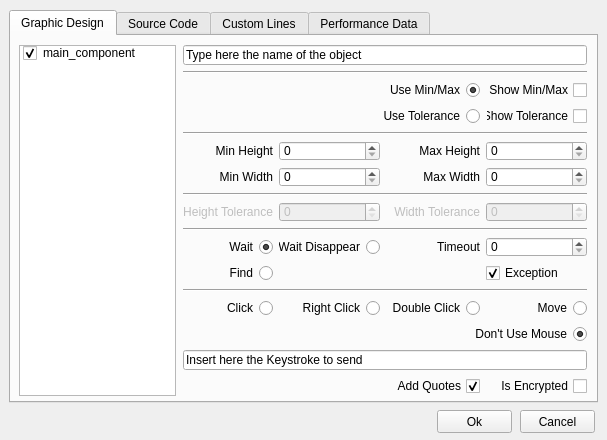
First picture: the form in alyvix/extra/robotide/qt_ui/alyvix_rect_finder_properties_view.ui, repository alyvix/alyvix, before the edit.
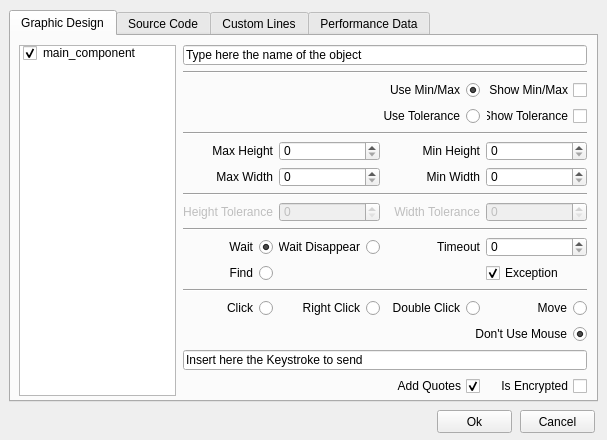
Second picture: the form after the edit.

The edit to the form file:
```diff
--- a/alyvix/extra/robotide/qt_ui/alyvix_rect_finder_properties_view.ui
+++ b/alyvix/extra/robotide/qt_ui/alyvix_rect_finder_properties_view.ui
@@ -19,7 +19,7 @@
      <x>9</x>
      <y>10</y>
      <width>589</width>
-     <height>393</height>
+     <height>392</height>
     </rect>
    </property>
    <property name="currentIndex">
@@ -48,13 +48,6 @@
        </rect>
       </property>
       <layout class="QGridLayout" name="gridLayout">
-       <item row="5" column="1">
-        <widget class="QSpinBox" name="min_height_spinbox">
-         <property name="maximum">
-          <number>9999</number>
-         </property>
-        </widget>
-       </item>
        <item row="8" column="2">
         <widget class="QLabel" name="width_tolerance_label">
          <property name="enabled">
@@ -112,33 +105,6 @@
          </property>
         </widget>
        </item>
-       <item row="5" column="2">
-        <widget class="QLabel" name="max_height_label">
-         <property name="text">
-          <string>Max Height</string>
-         </property>
-         <property name="alignment">
-          <set>Qt::AlignRight|Qt::AlignTrailing|Qt::AlignVCenter</set>
-         </property>
-        </widget>
-       </item>
-       <item row="5" column="0">
-        <widget class="QLabel" name="min_height_label">
-         <property name="text">
-          <string>Min Height</string>
-         </property>
-         <property name="alignment">
-          <set>Qt::AlignRight|Qt::AlignTrailing|Qt::AlignVCenter</set>
-         </property>
-        </widget>
-       </item>
-       <item row="5" column="3">
-        <widget class="QSpinBox" name="max_height_spinbox">
-         <property name="maximum">
-          <number>9999</number>
-         </property>
-        </widget>
-       </item>
        <item row="3" column="0" colspan="3">
         <widget class="QRadioButton" name="use_tolerance">
          <property name="layoutDirection">
@@ -152,13 +118,6 @@
          </attribute>
         </widget>
        </item>
-       <item row="6" column="1">
-        <widget class="QSpinBox" name="min_width_spinbox">
-         <property name="maximum">
-          <number>9999</number>
-         </property>
-        </widget>
-       </item>
        <item row="8" column="1">
         <widget class="QSpinBox" name="height_tolerance_spinbox">
          <property name="enabled">
@@ -169,23 +128,6 @@
          </property>
         </widget>
        </item>
-       <item row="6" column="3">
-        <widget class="QSpinBox" name="max_width_spinbox">
-         <property name="maximum">
-          <number>9999</number>
-         </property>
-        </widget>
-       </item>
-       <item row="6" column="2">
-        <widget class="QLabel" name="max_width_label">
-         <property name="text">
-          <string>Max Width</string>
-         </property>
-         <property name="alignment">
-          <set>Qt::AlignRight|Qt::AlignTrailing|Qt::AlignVCenter</set>
-         </property>
-        </widget>
-       </item>
        <item row="2" column="0" colspan="3">
         <widget class="QRadioButton" name="use_min_max">
          <property name="layoutDirection">
@@ -202,16 +144,6 @@
          </attribute>
         </widget>
        </item>
-       <item row="6" column="0">
-        <widget class="QLabel" name="min_width_label">
-         <property name="text">
-          <string>Min Width</string>
-         </property>
-         <property name="alignment">
-          <set>Qt::AlignRight|Qt::AlignTrailing|Qt::AlignVCenter</set>
-         </property>
-        </widget>
-       </item>
        <item row="8" column="3">
         <widget class="QSpinBox" name="width_tolerance_spinbox">
          <property name="enabled">
@@ -432,6 +364,74 @@
          </attribute>
         </widget>
        </item>
+       <item row="5" column="0">
+        <widget class="QLabel" name="max_height_label">
+         <property name="text">
+          <string>Max Height</string>
+         </property>
+         <property name="alignment">
+          <set>Qt::AlignRight|Qt::AlignTrailing|Qt::AlignVCenter</set>
+         </property>
+        </widget>
+       </item>
+       <item row="6" column="0">
+        <widget class="QLabel" name="max_width_label">
+         <property name="text">
+          <string>Max Width</string>
+         </property>
+         <property name="alignment">
+          <set>Qt::AlignRight|Qt::AlignTrailing|Qt::AlignVCenter</set>
+         </property>
+        </widget>
+       </item>
+       <item row="5" column="1">
+        <widget class="QSpinBox" name="max_height_spinbox">
+         <property name="maximum">
+          <number>9999</number>
+         </property>
+        </widget>
+       </item>
+       <item row="6" column="1">
+        <widget class="QSpinBox" name="max_width_spinbox">
+         <property name="maximum">
+          <number>9999</number>
+         </property>
+        </widget>
+       </item>
+       <item row="5" column="2">
+        <widget class="QLabel" name="min_height_label">
+         <property name="text">
+          <string>Min Height</string>
+         </property>
+         <property name="alignment">
+          <set>Qt::AlignRight|Qt::AlignTrailing|Qt::AlignVCenter</set>
+         </property>
+        </widget>
+       </item>
+       <item row="6" column="2">
+        <widget class="QLabel" name="min_width_label">
+         <property name="text">
+          <string>Min Width</string>
+         </property>
+         <property name="alignment">
+          <set>Qt::AlignRight|Qt::AlignTrailing|Qt::AlignVCenter</set>
+         </property>
+        </widget>
+       </item>
+       <item row="5" column="3">
+        <widget class="QSpinBox" name="min_height_spinbox">
+         <property name="maximum">
+          <number>9999</number>
+         </property>
+        </widget>
+       </item>
+       <item row="6" column="3">
+        <widget class="QSpinBox" name="min_width_spinbox">
+         <property name="maximum">
+          <number>9999</number>
+         </property>
+        </widget>
+       </item>
       </layout>
      </widget>
     </widget>
```
Left out of the diff: 136 changed lines with no effect on the pictures.
